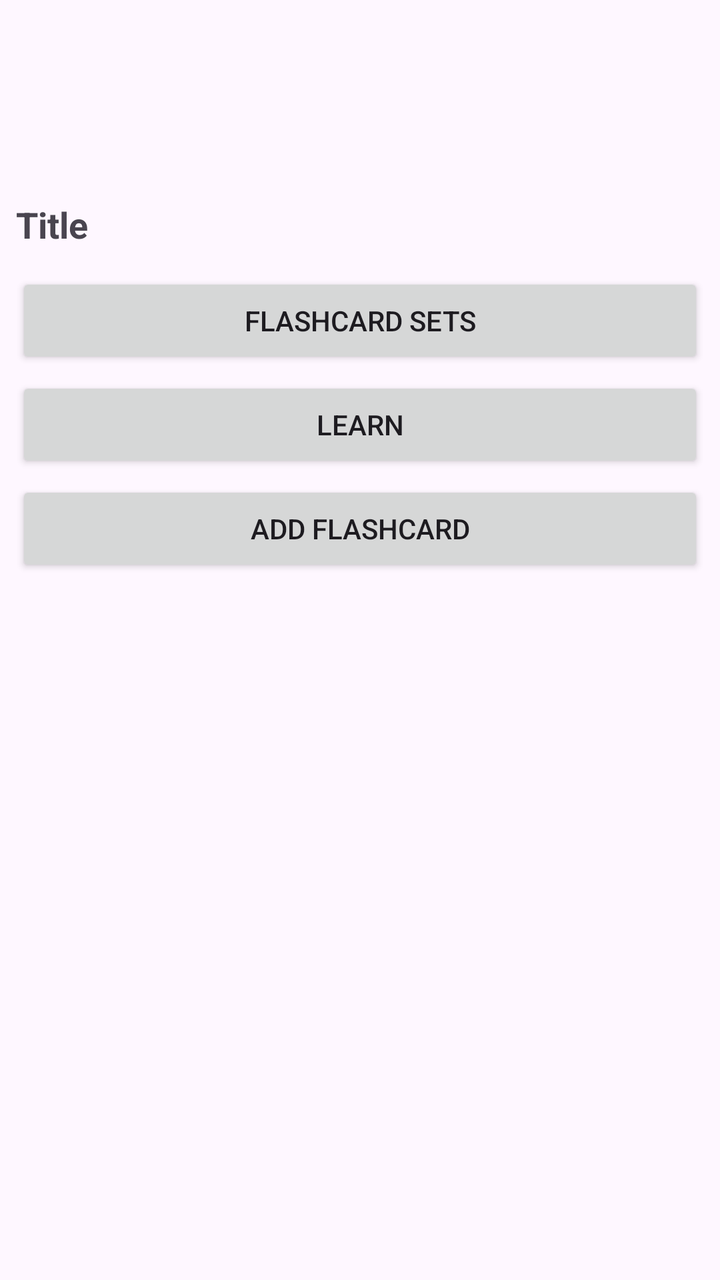
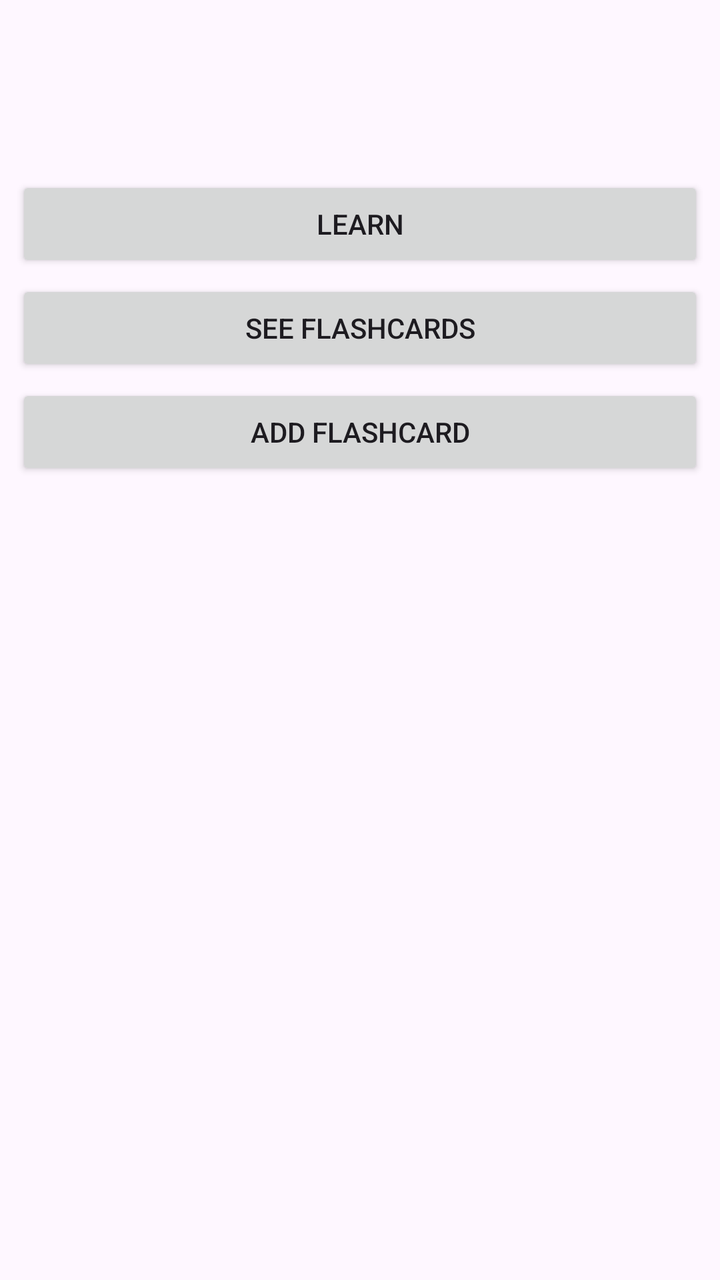

Two renders of the same Android screen: before a commit and after it. Below are the layout's source before the change and the commit's diff.
<!-- AndroidManifest.xml: application theme AppTheme -->
<!-- res/layout/activity_view_flashcard_set.xml -->
<?xml version="1.0" encoding="utf-8"?>
<LinearLayout xmlns:android="http://schemas.android.com/apk/res/android"
    xmlns:app="http://schemas.android.com/apk/res-auto"
    xmlns:tools="http://schemas.android.com/tools"
    android:id="@+id/main"
    android:layout_width="match_parent"
    android:layout_height="match_parent"
    tools:context=".ui.sets.ViewFlashcardSetActivity"
    android:orientation="vertical"
    >

    <include layout="@layout/common_toolbar"
        android:id="@+id/toolbarIncl" />

    <androidx.recyclerview.widget.RecyclerView
        android:id="@+id/recycler"
        android:layout_width="match_parent"
        android:layout_height="wrap_content"
        android:layout_margin="8dp"
        android:orientation="horizontal"
        app:layout_scrollFlags="snap"
        />

    <LinearLayout
        android:layout_width="match_parent"
        android:layout_height="wrap_content"
        android:layout_margin="8dp"
        android:orientation="vertical"
        >

        <TextView
            android:id="@+id/flashcardSetTitle"
            android:layout_width="match_parent"
            android:layout_height="wrap_content"
            android:layout_marginVertical="12dp"
            android:text="@string/title"
            android:textSize="18sp"
            android:textStyle="bold"
            />

        <Button
            android:id="@+id/flashcardsButton"
            android:layout_width="match_parent"
            android:layout_height="wrap_content"
            android:text="@string/flashcards"
            android:layout_marginBottom="4dp"
            />

        <Button
            android:id="@+id/learnButton"
            android:layout_width="match_parent"
            android:layout_height="wrap_content"
            android:text="@string/learn"
            android:layout_marginBottom="4dp"
            />

        <Button
            android:id="@+id/addButton"
            android:layout_width="match_parent"
            android:layout_height="wrap_content"
            android:text="@string/add_flashcard"
            android:layout_marginBottom="4dp"
            />

    </LinearLayout>


</LinearLayout>
<!-- res/layout/common_toolbar.xml (included above) -->
<?xml version="1.0" encoding="utf-8"?>
<androidx.appcompat.widget.Toolbar
    xmlns:android="http://schemas.android.com/apk/res/android"
    xmlns:app="http://schemas.android.com/apk/res-auto"
    android:id="@+id/toolbar"
    android:layout_width="match_parent"
    android:layout_height="?attr/actionBarSize"
    android:elevation="4dp"
    android:theme="@style/AppTheme"
    android:background="@color/md_theme_surface"
    app:layout_constraintEnd_toEndOf="parent"
    app:layout_constraintStart_toStartOf="parent"
    app:layout_constraintTop_toTopOf="parent"
    />
<!-- resources referenced by this layout -->
<resources>
  <color name="md_theme_surface">#FEF7FF</color>
  <string name="add_flashcard">Add Flashcard</string>
  <string name="flashcards">Flashcard Sets</string>
  <string name="learn">Learn</string>
  <string name="title">Title</string>
  <color name="md_theme_primary">#66558E</color>
  <color name="md_theme_onPrimary">#FFFFFF</color>
  <color name="md_theme_primaryContainer">#E9DDFF</color>
  <color name="md_theme_onPrimaryContainer">#210F47</color>
  <color name="md_theme_secondary">#625B70</color>
  <color name="md_theme_onSecondary">#FFFFFF</color>
  <color name="md_theme_secondaryContainer">#E8DEF8</color>
  <color name="md_theme_onSecondaryContainer">#1E192B</color>
  <color name="md_theme_tertiary">#7E525F</color>
  <color name="md_theme_onTertiary">#FFFFFF</color>
  <color name="md_theme_tertiaryContainer">#FFD9E2</color>
  <color name="md_theme_onTertiaryContainer">#31101C</color>
  <color name="md_theme_error">#BA1A1A</color>
  <color name="md_theme_onError">#FFFFFF</color>
  <color name="md_theme_errorContainer">#FFDAD6</color>
  <color name="md_theme_onErrorContainer">#410002</color>
  <color name="md_theme_background">#FEF7FF</color>
  <color name="md_theme_onBackground">#1D1B20</color>
  <color name="md_theme_onSurface">#1D1B20</color>
  <color name="md_theme_surfaceVariant">#E7E0EB</color>
  <color name="md_theme_onSurfaceVariant">#49454E</color>
  <color name="md_theme_outline">#7A757F</color>
  <color name="md_theme_outlineVariant">#CAC4CF</color>
  <color name="md_theme_inverseSurface">#322F35</color>
  <color name="md_theme_inverseOnSurface">#F5EFF7</color>
  <color name="md_theme_inversePrimary">#D0BCFE</color>
  <color name="md_theme_primaryFixed">#E9DDFF</color>
  <color name="md_theme_onPrimaryFixed">#210F47</color>
  <color name="md_theme_primaryFixedDim">#D0BCFE</color>
  <color name="md_theme_onPrimaryFixedVariant">#4E3D75</color>
  <color name="md_theme_secondaryFixed">#E8DEF8</color>
  <color name="md_theme_onSecondaryFixed">#1E192B</color>
  <color name="md_theme_secondaryFixedDim">#CCC2DB</color>
  <color name="md_theme_onSecondaryFixedVariant">#4A4458</color>
  <color name="md_theme_tertiaryFixed">#FFD9E2</color>
  <color name="md_theme_onTertiaryFixed">#31101C</color>
  <color name="md_theme_tertiaryFixedDim">#F0B8C7</color>
  <color name="md_theme_onTertiaryFixedVariant">#633B47</color>
  <color name="md_theme_surfaceDim">#DED8E0</color>
  <color name="md_theme_surfaceBright">#FEF7FF</color>
  <color name="md_theme_surfaceContainerLowest">#FFFFFF</color>
  <color name="md_theme_surfaceContainerLow">#F8F1FA</color>
  <color name="md_theme_surfaceContainer">#F2ECF4</color>
  <color name="md_theme_surfaceContainerHigh">#ECE6EE</color>
  <color name="md_theme_surfaceContainerHighest">#E6E0E8</color>
  <!-- unchanged entries left out for length: 1 -->
</resources>

<!-- the commit's change to res/layout/activity_view_flashcard_set.xml (unified diff, before → after) -->
@@ -28,29 +28,33 @@
         android:orientation="vertical"
         >
 
-        <TextView
-            android:id="@+id/flashcardSetTitle"
+
+
+
+
+
+
+
+
+
+
+
+
+
+
+        <Button
+            android:id="@+id/learnButton"
             android:layout_width="match_parent"
             android:layout_height="wrap_content"
-            android:layout_marginVertical="12dp"
-            android:text="@string/title"
-            android:textSize="18sp"
-            android:textStyle="bold"
+            android:text="@string/learn"
+            android:layout_marginBottom="4dp"
             />
 
         <Button
             android:id="@+id/flashcardsButton"
             android:layout_width="match_parent"
             android:layout_height="wrap_content"
-            android:text="@string/flashcards"
-            android:layout_marginBottom="4dp"
-            />
-
-        <Button
-            android:id="@+id/learnButton"
-            android:layout_width="match_parent"
-            android:layout_height="wrap_content"
-            android:text="@string/learn"
+            android:text="See Flashcards"
             android:layout_marginBottom="4dp"
             />
 
<!-- resource entries referenced after the edit -->
@@ -2,9 +2,7 @@
 <resources>
   <color name="md_theme_surface">#FEF7FF</color>
   <string name="add_flashcard">Add Flashcard</string>
-  <string name="flashcards">Flashcard Sets</string>
   <string name="learn">Learn</string>
-  <string name="title">Title</string>
   <color name="md_theme_primary">#66558E</color>
   <color name="md_theme_onPrimary">#FFFFFF</color>
   <color name="md_theme_primaryContainer">#E9DDFF</color>
